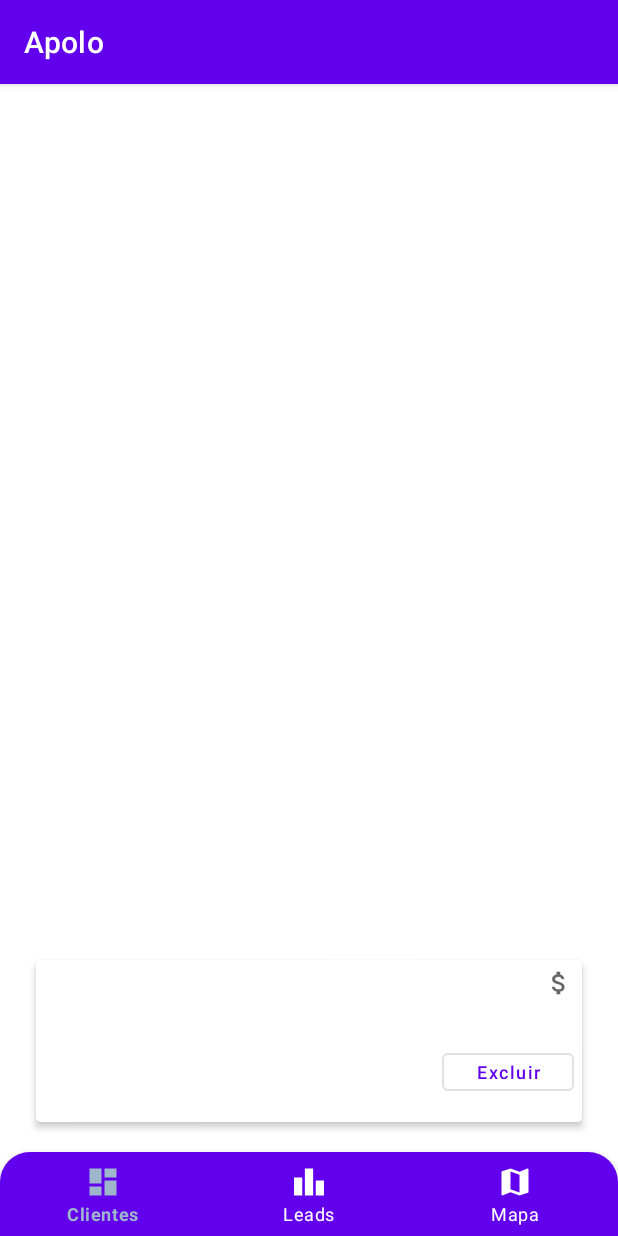
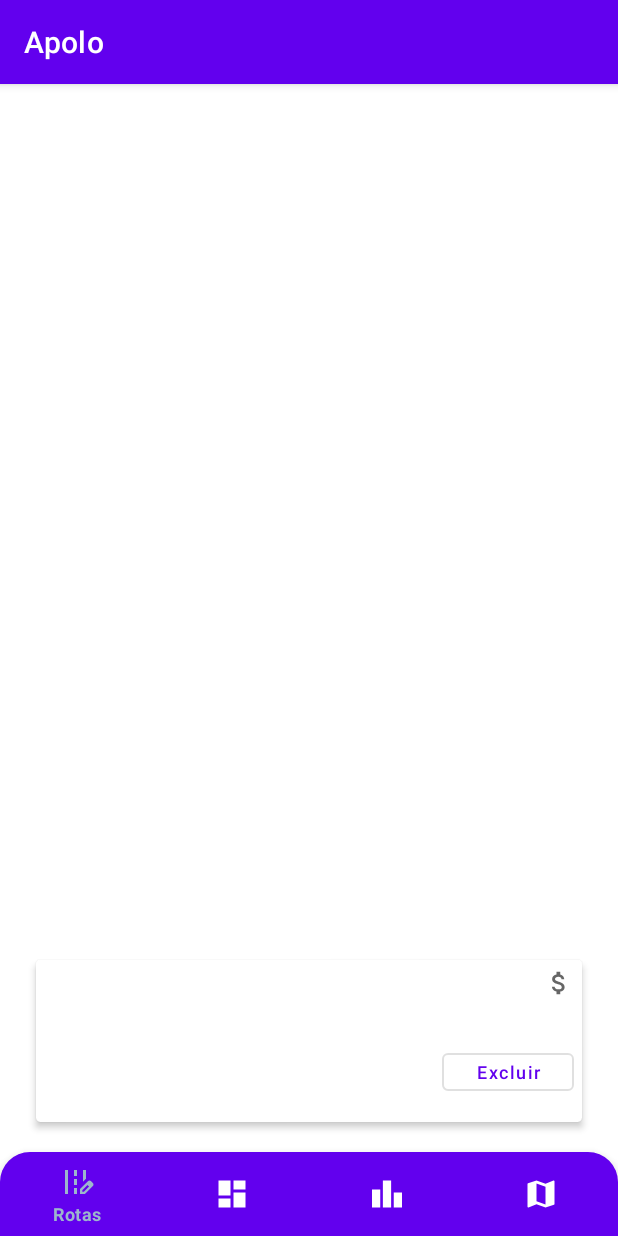
Before and after one commit to aguiarroney/apolo, an Android app: the fragment DetailFragment placed in its activity, after a tap on "Excluir", on a phone screen of 412 x 824 dp. Run offline under Robolectric (Android 15) with nearby library versions, the phone set to English and light mode, and no system bars; our stand-ins replace navigation-ui; 3 statements that could not run were skipped.

Commit message:
inicio do desenvolvimento da feature de rotas

```diff
--- a/app/src/main/java/com/example/apolo/adapters/ClientsListAdapter.kt
+++ b/app/src/main/java/com/example/apolo/adapters/ClientsListAdapter.kt
@@ -23,7 +23,7 @@ class ClientsListAdapter : RecyclerView.Adapter<ClientsListAdapter.ViewHolder>()
         var itemNexVisit: TextView = itemView.findViewById(R.id.tv_next_visit_text)
         var itemLastVisit: TextView = itemView.findViewById(R.id.tv_last_visit_text)
         var itemtpv: TextView = itemView.findViewById(R.id.tv_tpv_text)
-        var itemSatsfaction: TextView = itemView.findViewById(R.id.tv_client_satsfaction)
+        var itemSatisfaction: TextView = itemView.findViewById(R.id.tv_client_satsfaction)
     }
 
     private var _myClientsList = ArrayList<Client>()
@@ -47,7 +47,7 @@ class ClientsListAdapter : RecyclerView.Adapter<ClientsListAdapter.ViewHolder>()
         holder.itemLastVisit.text = holder.itemView.context.getString(R.string.dias, setLastVisit(_myClientsList[position].lastVisit).toString())
 
         holder.itemtpv.text = _myClientsList[position].tpv.toString()
-        holder.itemSatsfaction.text = _myClientsList[position].satisfaction
+        holder.itemSatisfaction.text = _myClientsList[position].satisfaction
     }
 
     fun setData(newList: List<Client>) {
--- a/app/src/main/java/com/example/apolo/viewmodels/GenericViewModel.kt
+++ b/app/src/main/java/com/example/apolo/viewmodels/GenericViewModel.kt
@@ -30,6 +30,10 @@ class GenericViewModel(private val repository: Repository) : ViewModel() {
     }
 
     fun getMarkerList() = _markerList.value
+
+    fun initMarkerList() {
+        _markerList.value = ArrayList()
+    }
 
     fun fetchClients() {
         viewModelScope.launch {
--- a/app/src/main/java/com/example/apolo/views/ClientListFragment.kt
+++ b/app/src/main/java/com/example/apolo/views/ClientListFragment.kt
@@ -29,7 +29,6 @@ class ClientListFragment : Fragment() {
 
         viewModel.clientsList.observe(viewLifecycleOwner, { response ->
             if (response.isSuccessful) {
-                Log.i("SUCCESS", "${response.body()}")
                 response.body()?.let {
                     binding.tvQntEcs.text = requireContext().getString(R.string.qnt_clients, it.size)
                     adapter.setData(it)
--- a/app/src/main/java/com/example/apolo/views/MapsFragment.kt
+++ b/app/src/main/java/com/example/apolo/views/MapsFragment.kt
@@ -39,6 +39,7 @@ class MapsFragment : Fragment(), OnMapReadyCallback, GoogleMap.OnMarkerClickList
     ): View {
 
         binding = FragmentMapsBinding.inflate(layoutInflater, container, false)
+        viewModel.initMarkerList()
         viewModel.fetchClients()
         viewModel.fetchLeads()
         viewModel.fetchPoloLimits()
--- /dev/null
+++ b/app/src/main/res/drawable/ic_baseline_edit_road_24.xml
@@ -0,0 +1,25 @@
+<vector xmlns:android="http://schemas.android.com/apk/res/android"
+    android:width="24dp"
+    android:height="24dp"
+    android:viewportWidth="24"
+    android:viewportHeight="24"
+    android:tint="?attr/colorControlNormal">
+  <path
+      android:fillColor="@android:color/white"
+      android:pathData="M18,4l-2,0l0,7.9l2,-2z"/>
+  <path
+      android:fillColor="@android:color/white"
+      android:pathData="M4,4h2v16h-2z"/>
+  <path
+      android:fillColor="@android:color/white"
+      android:pathData="M10,4h2v4h-2z"/>
+  <path
+      android:fillColor="@android:color/white"
+      android:pathData="M10,10h2v4h-2z"/>
+  <path
+      android:fillColor="@android:color/white"
+      android:pathData="M10,16h2v4h-2z"/>
+  <path
+      android:fillColor="@android:color/white"
+      android:pathData="M22.56,12.59l-1.15,-1.15c-0.59,-0.59 -1.54,-0.59 -2.12,0L14,16.73V20h3.27l5.29,-5.29C23.15,14.12 23.15,13.17 22.56,12.59zM16.58,18.45h-1.03v-1.03L19,13.97L20.03,15L16.58,18.45z"/>
+</vector>
--- a/app/src/main/res/menu/navigation_bar.xml
+++ b/app/src/main/res/menu/navigation_bar.xml
@@ -1,5 +1,10 @@
 <?xml version="1.0" encoding="utf-8"?>
 <menu xmlns:android="http://schemas.android.com/apk/res/android">
+
+    <item
+        android:id="@+id/routeFragment"
+        android:icon="@drawable/ic_baseline_edit_road_24"
+        android:title="Rotas" />
 
     <item
         android:id="@+id/listFragment"
@@ -15,5 +20,4 @@
         android:id="@+id/mapsFragment"
         android:icon="@drawable/ic_baseline_map_24"
         android:title="@string/mapa" />
-
 </menu>
--- a/app/src/main/res/navigation/nav_graph.xml
+++ b/app/src/main/res/navigation/nav_graph.xml
@@ -29,5 +29,14 @@
         android:id="@+id/leadsFragment"
         android:name="com.example.apolo.views.LeadListFragment"
         android:label="fragment_lead_list"
-        tools:layout="@layout/fragment_lead_list" />
+        tools:layout="@layout/fragment_lead_list" >
+        <action
+            android:id="@+id/action_leadsFragment_to_routeFragment2"
+            app:destination="@id/routeFragment" />
+    </fragment>
+
+    <fragment
+        android:id="@+id/routeFragment"
+        android:name="com.example.apolo.views.RouteFragment"
+        android:label="RouteFragment" />
 </navigation>
--- a/app/src/main/res/values/strings.xml
+++ b/app/src/main/res/values/strings.xml
@@ -24,4 +24,5 @@
     <string name="qnt_leads">Quantidade de leads: %1$d</string>
     <string name="visitas">Visitas: %1$s</string>
     <string name="dias">Há %1$s</string>
+    <string name="selecione_pontos_para_rota">Selecione pontos para rota</string>
 </resources>
```
Also changed, not shown: app/src/main/java/com/example/apolo/adapters/RouteListAdapter.kt (added, +47 -0 lines), app/src/main/java/com/example/apolo/views/RouteFragment.kt (added, +38 -0 lines), app/src/main/res/layout/fragment_route_list.xml (added, +30 -0 lines), app/src/main/res/layout/fragment_routes_list_item.xml (added, +23 -0 lines).
